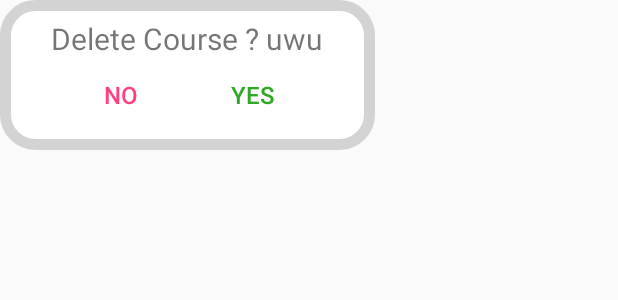
After one commit to kzjy/CourseReminder, an Android app: the layout popup_delete_course.xml on its own in the app's theme, with its tools: preview values and no code run, on a phone screen of 412 x 824 dp. The commit adds this screen. Shown: the top 300 px of the screen. Run offline under Robolectric (Android 15) with nearby library versions, the phone set to English and light mode, and no system bars.

Commit message:
added delete course functionality

```diff
--- /dev/null
+++ b/CourseReminder/app/src/main/res/drawable/round_corners.xml
@@ -0,0 +1,10 @@
+<?xml version="1.0" encoding="utf-8"?>
+<shape xmlns:android="http://schemas.android.com/apk/res/android">
+    <solid android:color="@color/White" />
+    <!--border color and border width-->
+    <stroke
+        android:width="7dp"
+        android:color="@color/LightGrey" />
+    <!--border radius in dp-->
+    <corners android:radius="20dp" />
+</shape>
--- /dev/null
+++ b/CourseReminder/app/src/main/res/layout/popup_delete_course.xml
@@ -0,0 +1,46 @@
+<?xml version="1.0" encoding="utf-8"?>
+<LinearLayout xmlns:android="http://schemas.android.com/apk/res/android"
+    android:id="@+id/popup_course_delete"
+    android:layout_width="250dp"
+    android:layout_height="100dp"
+    android:background="@android:color/transparent"
+    android:orientation="vertical">
+
+    <LinearLayout
+        android:layout_width="match_parent"
+        android:layout_height="match_parent"
+        android:background="@drawable/round_corners"
+        android:padding="10dp"
+        android:gravity="center"
+        android:orientation="vertical">
+
+            <TextView
+                android:layout_width="wrap_content"
+                android:layout_height="wrap_content"
+                android:gravity="center_horizontal"
+                android:text="@string/confirm_delete"
+                android:textSize="20dp" />
+
+            <LinearLayout
+                android:layout_width="wrap_content"
+                android:layout_height="wrap_content">
+
+                <Button
+                    android:id="@+id/popup_delete_no"
+                    android:layout_width="wrap_content"
+                    android:layout_height="wrap_content"
+                    android:background="@android:color/transparent"
+                    android:text="No"
+                    android:textColor="@color/colorAccent" />
+
+                <Button
+                    android:id="@+id/popup_delete_yes"
+                    android:layout_width="wrap_content"
+                    android:layout_height="wrap_content"
+                    android:background="@android:color/transparent"
+                    android:text="Yes"
+                    android:textColor="@color/green" />
+        </LinearLayout>
+    </LinearLayout>
+
+</LinearLayout>
--- a/CourseReminder/app/src/main/res/values/colors.xml
+++ b/CourseReminder/app/src/main/res/values/colors.xml
@@ -8,4 +8,5 @@
     <color name="LightGrey">#D3D3D3</color>
     <color name="Black">#000000</color>
     <color name="actionbar">#aa7db9</color>
+    <color name="green">#30a727</color>
 </resources>
--- a/CourseReminder/app/src/main/res/values/strings.xml
+++ b/CourseReminder/app/src/main/res/values/strings.xml
@@ -9,4 +9,5 @@
     <string name="create">Create</string>
     <string name="edit">Edit</string>
     <string name="done">Done</string>
+    <string name="confirm_delete">Delete Course ? uwu </string>
 </resources>
```
Also changed, not shown: CourseReminder/app/src/main/java/kz/coursereminder/controllers/CourseActivityController.java (+14 -0 lines), CourseReminder/app/src/main/java/kz/coursereminder/display/CourseActivity.java (+44 -6 lines), CourseReminder/app/src/main/java/kz/coursereminder/structure/CourseManager.java (+13 -0 lines).
